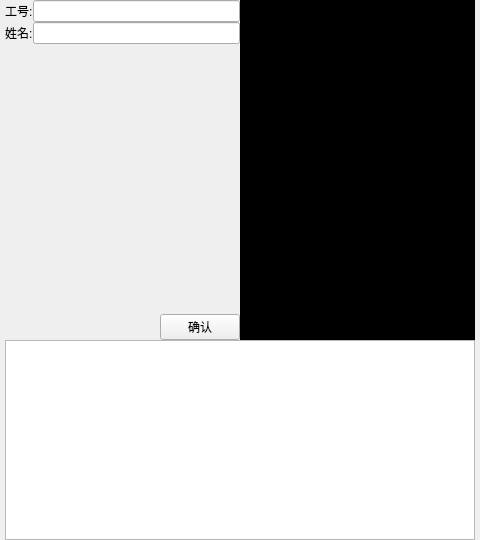
Above: ui/register/registerpage.ui from ChaoII/fram-qt before the change. Below: the same form after it.
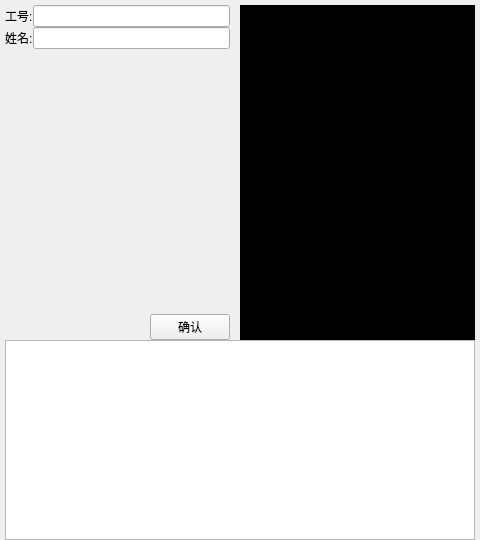
That is the form after the change.

Patch:
```diff
--- a/ui/register/registerpage.ui
+++ b/ui/register/registerpage.ui
@@ -10,6 +10,12 @@
     <height>540</height>
    </rect>
   </property>
+  <property name="sizePolicy">
+   <sizepolicy hsizetype="Preferred" vsizetype="Expanding">
+    <horstretch>0</horstretch>
+    <verstretch>0</verstretch>
+   </sizepolicy>
+  </property>
   <property name="minimumSize">
    <size>
     <width>480</width>
@@ -32,11 +38,14 @@
    <property name="spacing">
     <number>0</number>
    </property>
+   <property name="sizeConstraint">
+    <enum>QLayout::SetMaximumSize</enum>
+   </property>
    <property name="leftMargin">
     <number>5</number>
    </property>
    <property name="topMargin">
-    <number>0</number>
+    <number>5</number>
    </property>
    <property name="rightMargin">
     <number>5</number>
@@ -46,10 +55,16 @@
    </property>
    <item>
     <layout class="QHBoxLayout" name="horizontalLayout_2" stretch="1,1">
+     <property name="spacing">
+      <number>0</number>
+     </property>
      <item>
       <layout class="QVBoxLayout" name="verticalLayout">
        <item>
         <layout class="QFormLayout" name="formLayout">
+         <property name="rightMargin">
+          <number>10</number>
+         </property>
          <item row="0" column="0">
           <widget class="QLabel" name="lb_staffno">
            <property name="text">
@@ -87,6 +102,12 @@
        </item>
        <item>
         <layout class="QHBoxLayout" name="horizontalLayout">
+         <property name="spacing">
+          <number>0</number>
+         </property>
+         <property name="rightMargin">
+          <number>10</number>
+         </property>
          <item>
           <spacer name="horizontalSpacer">
            <property name="orientation">
```
